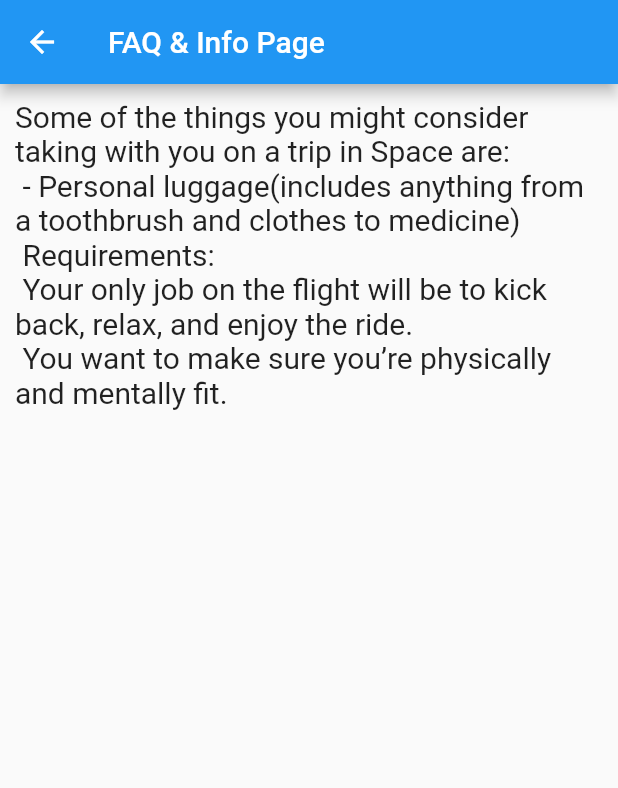
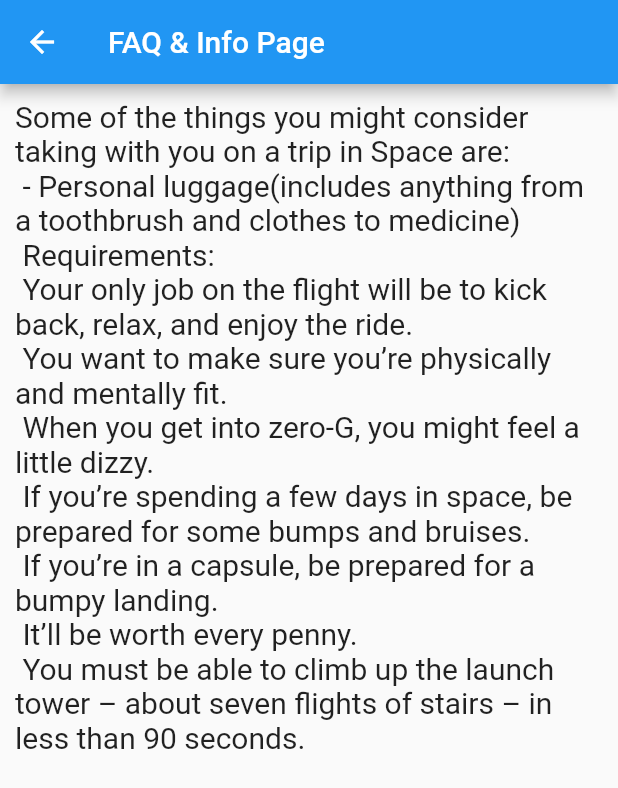
Before and after one commit to Georgi1914/Olympus-Glory, a Flutter app: the InfoPage screen opened by its route, on a phone screen of 412 x 824 dp. Shown: the top 788 px of the screen. Run offline on Flutter 3.47's test engine with Material 2 defaults, Android fonts, the phone set to English and light mode, and no system bars; our stand-ins replace cloud_firestore, firebase_auth, firebase_core, getwidget; accounts and stored records are empty.

Commit message:
Info page

```diff
--- a/rocket_booker/lib/info_page.dart
+++ b/rocket_booker/lib/info_page.dart
@@ -12,7 +12,7 @@ class InfoPage extends StatelessWidget {
       body: Container(
         padding: EdgeInsets.fromLTRB(10.0, 10.0, 10.0, 0.0),
         child: Text(
-          'Some of the things you might consider taking with you on a trip in Space are:\n - Personal luggage(includes anything from a toothbrush and clothes to medicine)\n Requirements:\n Your only job on the flight will be to kick back, relax, and enjoy the ride. \n You want to make sure you’re physically and mentally fit. \n ',
+          'Some of the things you might consider taking with you on a trip in Space are:\n - Personal luggage(includes anything from a toothbrush and clothes to medicine)\n Requirements:\n Your only job on the flight will be to kick back, relax, and enjoy the ride. \n You want to make sure you’re physically and mentally fit. \n When you get into zero-G, you might feel a little dizzy. \n If you’re spending a few days in space, be prepared for some bumps and bruises. \n If you’re in a capsule, be prepared for a bumpy landing.\n It’ll be worth every penny. \n You must be able to climb up the launch tower – about seven flights of stairs – in less than 90 seconds.\n ',
           // textAlign: TextAlign.center,
           // overflow: TextOverflow.ellipsis,
           style: TextStyle(
```
